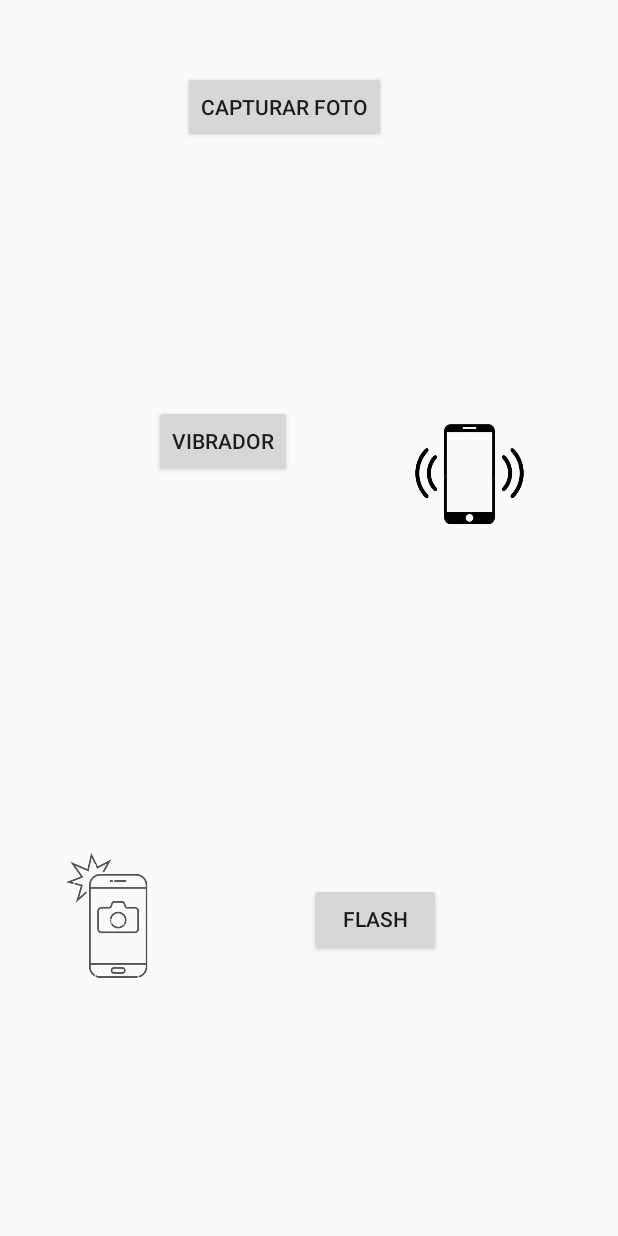
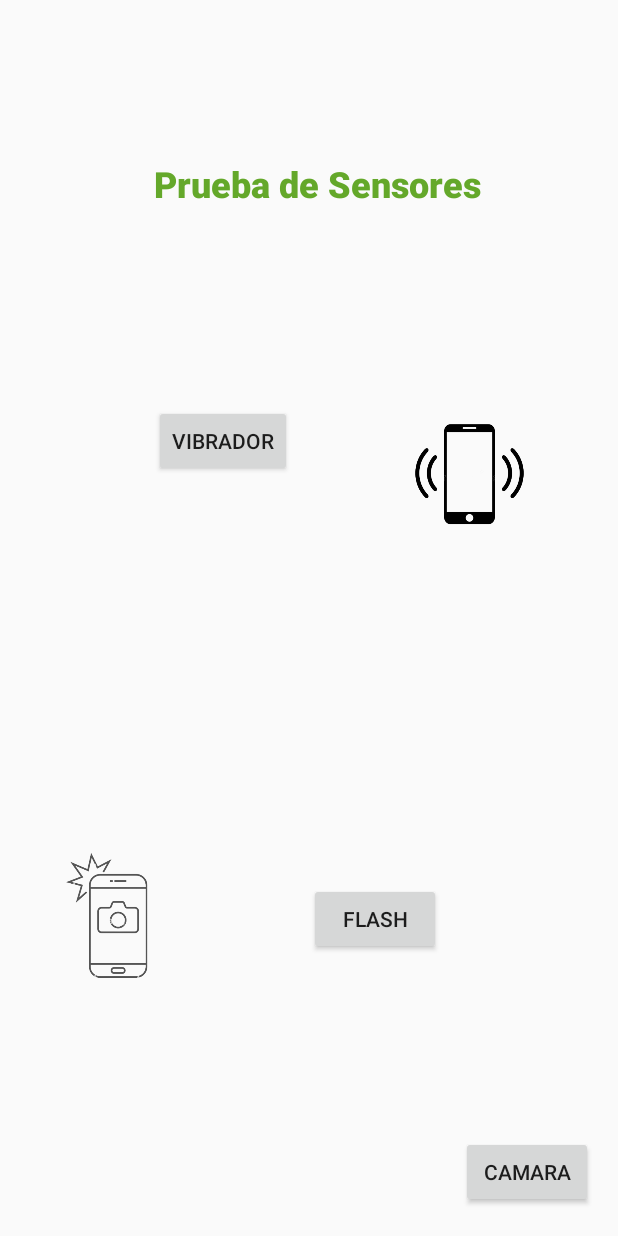
Before and after one commit to nahuellorenzo/Sensores, an Android app built with Jetpack Compose: the screen it shows after launch (MainActivity), on a phone screen of 412 x 824 dp. Run offline under Robolectric (Android 15) with nearby library versions, the phone set to English and light mode, and no system bars; 1 statement that could not run was skipped.

Commit message:
Funciona camara

```diff
--- a/app/src/main/AndroidManifest.xml
+++ b/app/src/main/AndroidManifest.xml
@@ -23,6 +23,7 @@
                 <category android:name="android.intent.category.LAUNCHER" />
             </intent-filter>
         </activity>
+        <activity android:name=".CameraActivity"></activity>
     </application>
 
     <uses-permission android:name="android.permission.VIBRATE" />
--- a/app/src/main/java/com/example/myapplication/MainActivity.kt
+++ b/app/src/main/java/com/example/myapplication/MainActivity.kt
@@ -7,30 +7,19 @@
 import android.os.VibrationEffect
 import android.os.Vibrator
 import android.widget.Toast
-import android.Manifest
 import android.content.Intent
-import android.content.pm.PackageManager
-import android.graphics.Bitmap
 import android.hardware.camera2.CameraAccessException
 import android.hardware.camera2.CameraManager
 import android.os.Build
-import android.provider.MediaStore
-import android.widget.ImageView
-import androidx.core.app.ActivityCompat
-import androidx.core.content.ContextCompat
 
 
 class MainActivity : ComponentActivity() {
     private lateinit var vibrator: Vibrator
-    private val CAMERA_PERMISSION_REQUEST_CODE = 123
-    private val CAMERA_REQUEST_CODE = 456
     private var isFlashOn: Boolean = false
 
     private lateinit var cameraManager: CameraManager
     private lateinit var cameraId: String
     private lateinit var toggleFlashButton: Button
-    private lateinit var captureButton: Button
-    private lateinit var imageView: ImageView
     override fun onCreate(savedInstanceState: Bundle?) {
         super.onCreate(savedInstanceState)
         setContentView(R.layout.activity_main)
@@ -51,47 +40,20 @@
         vibrator = getSystemService(VIBRATOR_SERVICE) as Vibrator
         val button1 = findViewById<Button>(R.id.button1)
 
-        captureButton = findViewById(R.id.captureButton)
-        imageView = findViewById(R.id.imageView)
+        button1.setOnClickListener { vibratePhone() }
 
-        captureButton.setOnClickListener {
-            if (ContextCompat.checkSelfPermission(this, Manifest.permission.CAMERA) != PackageManager.PERMISSION_GRANTED) {
-                ActivityCompat.requestPermissions(this, arrayOf(Manifest.permission.CAMERA), CAMERA_PERMISSION_REQUEST_CODE)
-            } else {
-                openCamera()
+        var buttonCamara = findViewById<Button>(R.id.irACamara)
+        buttonCamara.setOnClickListener{
+            val intent = Intent(this, CameraActivity:: class.java)
+            startActivity(intent)
         }
         }
-
-        button1.setOnClickListener { vibratePhone() }
-    }
-
         private fun toggleFlashlight() {
             try {
                 cameraManager.setTorchMode(cameraId, !isFlashOn) // Cambia el estado del flash
                 isFlashOn = !isFlashOn
             } catch (e: CameraAccessException) {
                 e.printStackTrace()
-        }
-    }
-
-    private fun openCamera() {
-        val cameraIntent = Intent(MediaStore.ACTION_IMAGE_CAPTURE)
-        startActivityForResult(cameraIntent, CAMERA_REQUEST_CODE)
-    }
-
-    override fun onRequestPermissionsResult(requestCode: Int, permissions: Array<String>, grantResults: IntArray) {
-        super.onRequestPermissionsResult(requestCode, permissions, grantResults)
-
-        if (requestCode == CAMERA_PERMISSION_REQUEST_CODE && grantResults.isNotEmpty() && grantResults[0] == PackageManager.PERMISSION_GRANTED) {
-            openCamera()
-        }
-    }
-    override fun onActivityResult(requestCode: Int, resultCode: Int, data: Intent?) {
-        super.onActivityResult(requestCode, resultCode, data)
-
-        if (requestCode == CAMERA_REQUEST_CODE && resultCode == RESULT_OK) {
-            val photo: Bitmap = data?.extras?.get("data") as Bitmap
-            imageView.setImageBitmap(photo)
             }
         }
 
--- a/app/src/main/res/layout/activity_main.xml
+++ b/app/src/main/res/layout/activity_main.xml
@@ -17,18 +17,6 @@
         app:layout_constraintStart_toStartOf="parent"
         app:layout_constraintTop_toTopOf="parent"
         app:layout_constraintVertical_bias="0.348" />
-
-    <Button
-        android:id="@+id/captureButton"
-        android:layout_width="wrap_content"
-        android:layout_height="wrap_content"
-        android:text="Capturar Foto"
-        app:layout_constraintBottom_toBottomOf="parent"
-        app:layout_constraintEnd_toEndOf="parent"
-        app:layout_constraintHorizontal_bias="0.442"
-        app:layout_constraintStart_toStartOf="parent"
-        app:layout_constraintTop_toTopOf="parent"
-        app:layout_constraintVertical_bias="0.061" />
 
     <ImageView
         android:id="@+id/imageView"
@@ -69,4 +57,37 @@
         app:layout_constraintTop_toTopOf="parent"
         app:layout_constraintVertical_bias="0.819" />
 
+    <Button
+        android:id="@+id/irACamara"
+        android:layout_width="wrap_content"
+        android:layout_height="wrap_content"
+        android:layout_marginStart="307dp"
+        android:layout_marginEnd="16dp"
+        android:text="Camara"
+        app:layout_constraintBottom_toBottomOf="parent"
+        app:layout_constraintEnd_toEndOf="parent"
+        app:layout_constraintHorizontal_bias="0.0"
+        app:layout_constraintStart_toStartOf="parent"
+        app:layout_constraintTop_toTopOf="parent"
+        app:layout_constraintVertical_bias="0.976" />
+
+    <TextView
+        android:id="@+id/textView"
+        android:layout_width="wrap_content"
+        android:layout_height="wrap_content"
+        android:layout_marginStart="143dp"
+        android:layout_marginEnd="143dp"
+        android:text="Prueba de Sensores"
+        android:textAlignment="center"
+        android:textAppearance="@style/TextAppearance.AppCompat.Body2"
+        android:textColor="#64A82A"
+        android:textSize="24sp"
+        android:textStyle="bold"
+        app:layout_constraintBottom_toBottomOf="parent"
+        app:layout_constraintEnd_toEndOf="parent"
+        app:layout_constraintHorizontal_bias="0.439"
+        app:layout_constraintStart_toStartOf="parent"
+        app:layout_constraintTop_toTopOf="parent"
+        app:layout_constraintVertical_bias="0.134" />
+
 </androidx.constraintlayout.widget.ConstraintLayout>
```
Also changed, not shown: app/src/main/java/com/example/myapplication/CameraActivity.kt (added, +74 -0 lines), app/src/main/res/layout/camera_main.xml (added, +32 -0 lines). Lines whose indentation alone changed are shown as unchanged.
